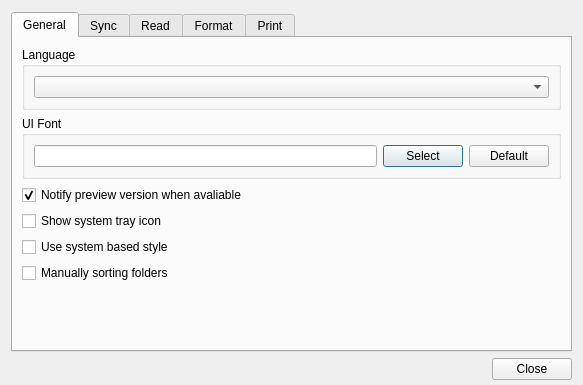
The window that src/ui/WizPreferenceDialog.ui (altairwei/WizNotePlus) describes before a commit, drawn with Qt 5.
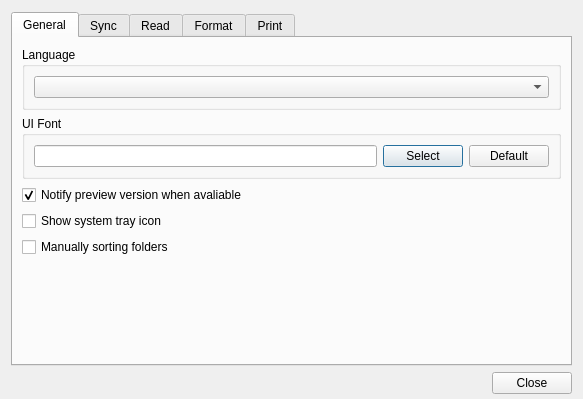
The same window after the commit.

Commit message: FIX: remove useSystemBasedStyle

Patch:
```diff
--- a/src/ui/WizPreferenceDialog.ui
+++ b/src/ui/WizPreferenceDialog.ui
@@ -7,7 +7,7 @@
     <x>0</x>
     <y>0</y>
     <width>583</width>
-    <height>385</height>
+    <height>399</height>
    </rect>
   </property>
   <property name="sizePolicy">
@@ -110,13 +110,6 @@
          </property>
         </widget>
        </item>
-       <item>
-        <widget class="QCheckBox" name="checkBoxSystemStyle">
-         <property name="text">
-          <string>Use system based style</string>
-         </property>
-        </widget>
-       </item>
        <item>
         <widget class="QCheckBox" name="checkBoxManuallySort">
          <property name="text">
```
The commit also changes 6 other files.
